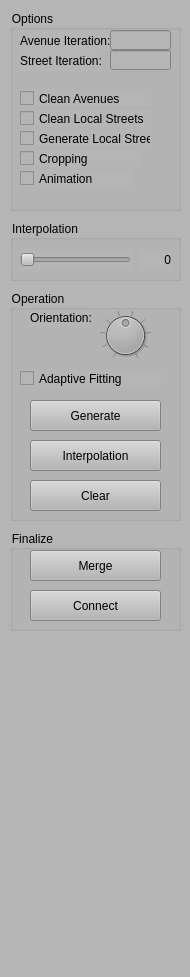
First picture: the form in StreetDesigner/ControlWidget.ui, repository gnishida/StreetDesigner, before the edit.
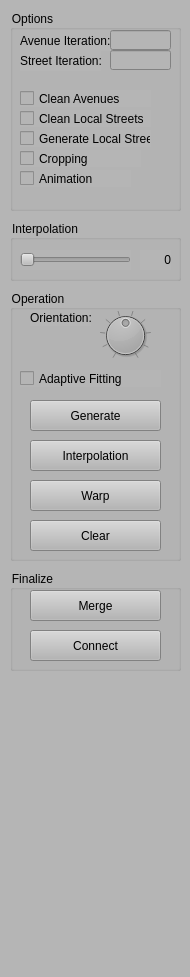
Second picture: the form after the edit.

Commit message:
Add WarpRoadGenerator (under construction)
- Also, fix some bugs to set "generation_type" property in attempt2

The edit to the form file:
```diff
--- a/StreetDesigner/ControlWidget.ui
+++ b/StreetDesigner/ControlWidget.ui
@@ -26,7 +26,7 @@
       <x>10</x>
       <y>290</y>
       <width>171</width>
-      <height>231</height>
+      <height>271</height>
      </rect>
     </property>
     <property name="title">
@@ -96,7 +96,7 @@
      <property name="geometry">
       <rect>
        <x>20</x>
-       <y>190</y>
+       <y>230</y>
        <width>131</width>
        <height>31</height>
       </rect>
@@ -131,6 +131,19 @@
       <string>Interpolation</string>
      </property>
     </widget>
+    <widget class="QPushButton" name="pushButtonGenerateWarp">
+     <property name="geometry">
+      <rect>
+       <x>20</x>
+       <y>190</y>
+       <width>131</width>
+       <height>31</height>
+      </rect>
+     </property>
+     <property name="text">
+      <string>Warp</string>
+     </property>
+    </widget>
    </widget>
    <widget class="QGroupBox" name="groupBox">
     <property name="geometry">
@@ -266,7 +279,7 @@
     <property name="geometry">
      <rect>
       <x>10</x>
-      <y>530</y>
+      <y>570</y>
       <width>171</width>
       <height>101</height>
      </rect>
```
The commit also changes 37 other files.
